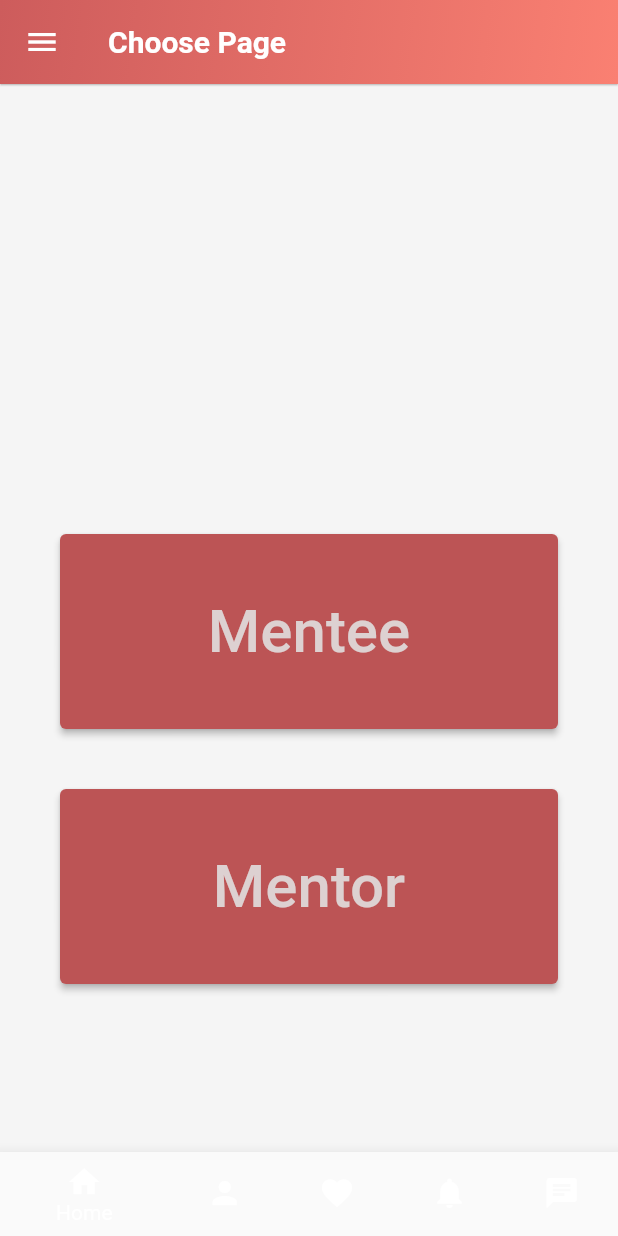
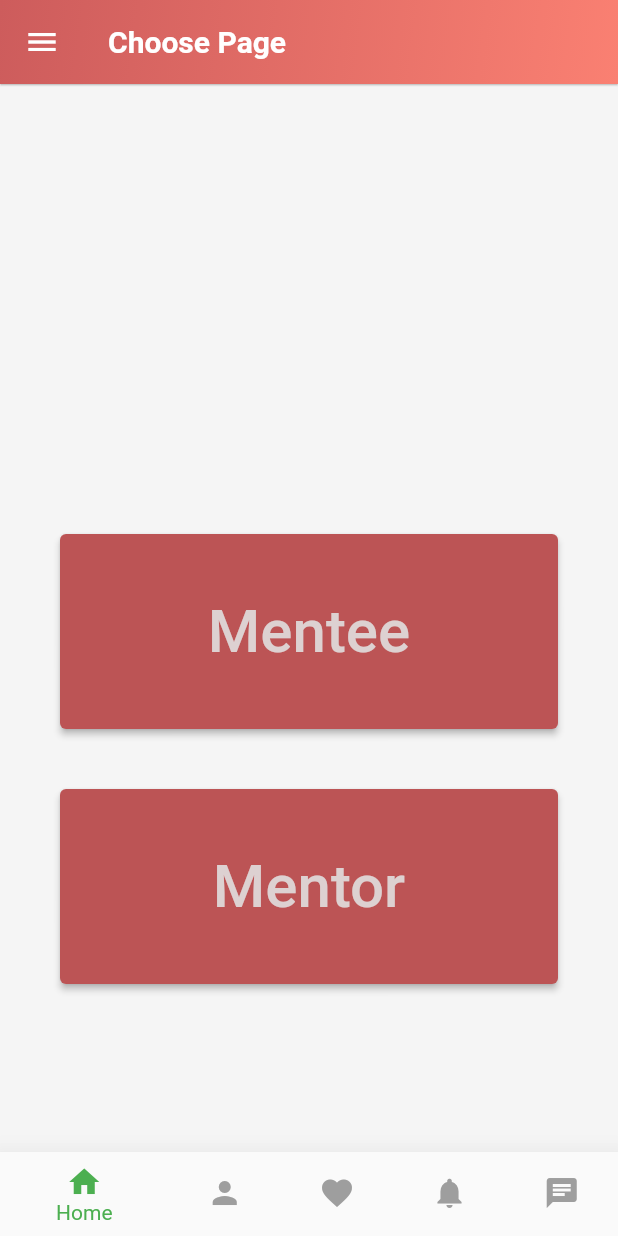
Before and after one commit to KritikVizGenc/m2m_flutter_main, a Flutter app: the ChoosePage screen opened directly, on a phone screen of 412 x 824 dp. Run offline on Flutter 3.47's test engine with Material 2 defaults, Android fonts, the phone set to English and light mode, and no system bars; our stand-ins replace font_awesome_flutter, hexcolor.

```diff
--- a/lib/common/Bottom_Bar.dart
+++ b/lib/common/Bottom_Bar.dart
@@ -4,11 +4,15 @@ import 'package:flutter/src/widgets/framework.dart';
 import 'package:m2m_flutter_main/pages/main_page.dart';
 
 class BottomBar extends StatelessWidget {
-  const BottomBar({Key? key}) : super(key: key);
+  int _selectedIndex = 0;
+
 
   @override
   Widget build(BuildContext context) {
-    return  BottomNavigationBar(
+
+    return
+
+     BottomNavigationBar(
     items: const <BottomNavigationBarItem>[
       BottomNavigationBarItem(
 
@@ -32,7 +36,27 @@ class BottomBar extends StatelessWidget {
         label: 'Chats',
       ),
     ],
+     currentIndex: _selectedIndex,
+       selectedItemColor: Colors.green,
+      unselectedItemColor: Colors.grey,
+      backgroundColor: Colors.deepOrange,
+      onTap: _onTap,
+
+
+
+
+      elevation: 15,
+
   );
 
   }
+void _onTap(int index)
+  {
+    _selectedIndex = index;
+    setState(() {
+
+    });
+  }
+
+  void setState(Null Function() param0) {}
 }
```
